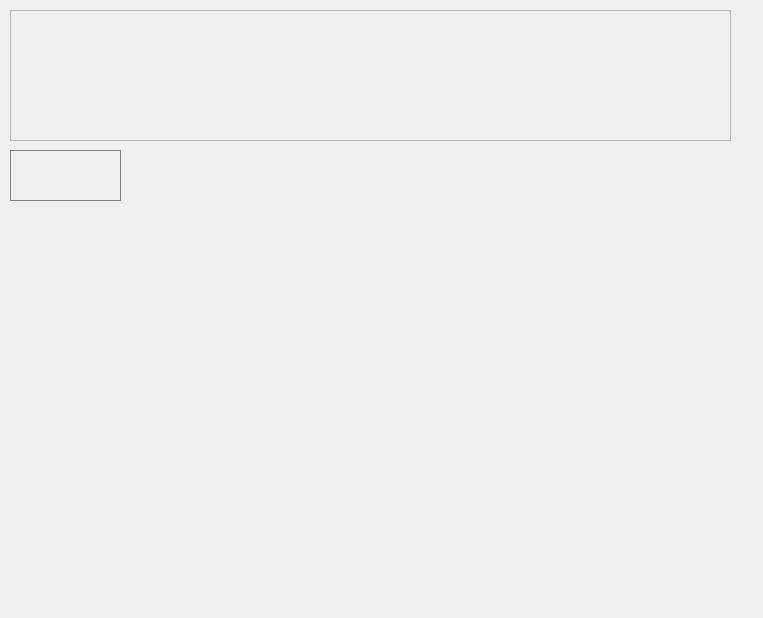
Before: the Qt Designer form emotes.ui in Okakuh/EmoteAdder, drawn with Qt 5.
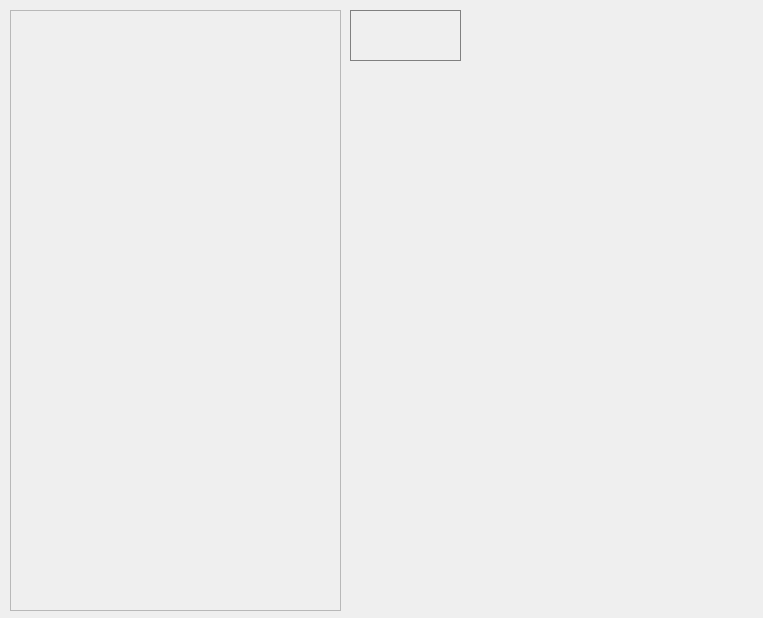
After: the same form once the commit is applied.

Commit message: gif frame selector window

What changed in the file:
```diff
--- a/emotes.ui
+++ b/emotes.ui
@@ -21,8 +21,8 @@
     <rect>
      <x>10</x>
      <y>10</y>
-     <width>721</width>
-     <height>131</height>
+     <width>331</width>
+     <height>601</height>
     </rect>
    </property>
    <property name="widgetResizable">
@@ -33,8 +33,8 @@
      <rect>
       <x>0</x>
       <y>0</y>
-      <width>719</width>
-      <height>129</height>
+      <width>329</width>
+      <height>599</height>
      </rect>
     </property>
    </widget>
@@ -42,8 +42,8 @@
   <widget class="QPushButton" name="selectedEmote">
    <property name="geometry">
     <rect>
-     <x>10</x>
-     <y>150</y>
+     <x>350</x>
+     <y>10</y>
      <width>111</width>
      <height>51</height>
     </rect>
```
The commit also changes 3 other files.
